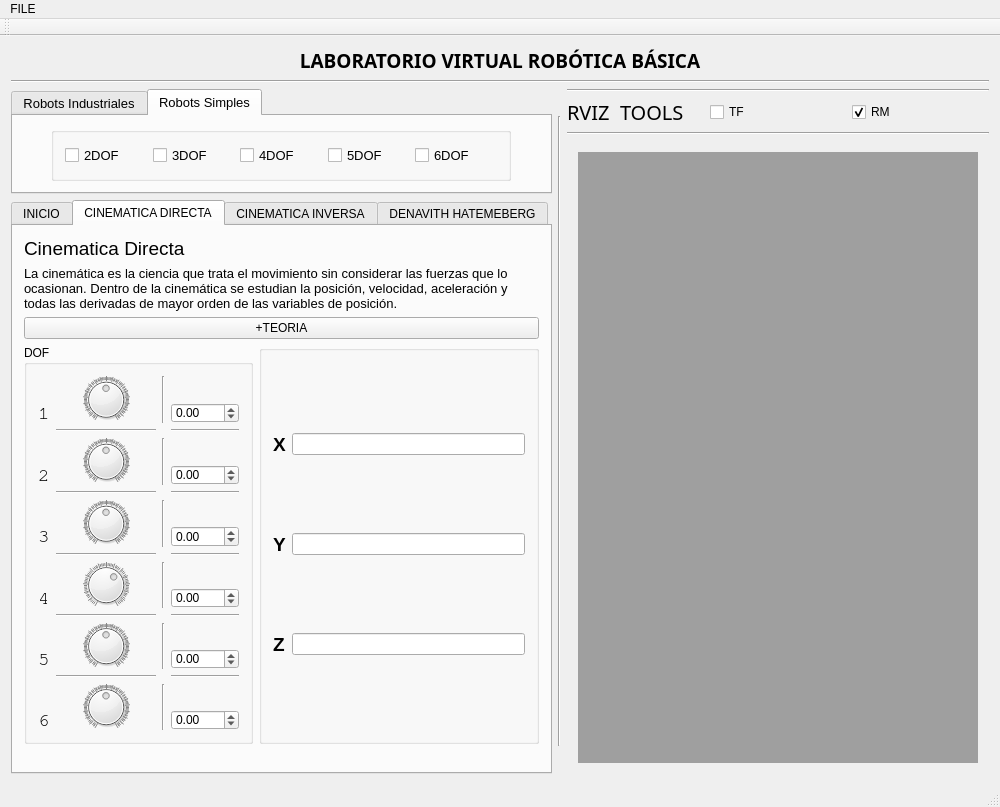
The window that ui/rosgui.ui (myalfred03/rvizglabre) describes before a commit, drawn with Qt 5.
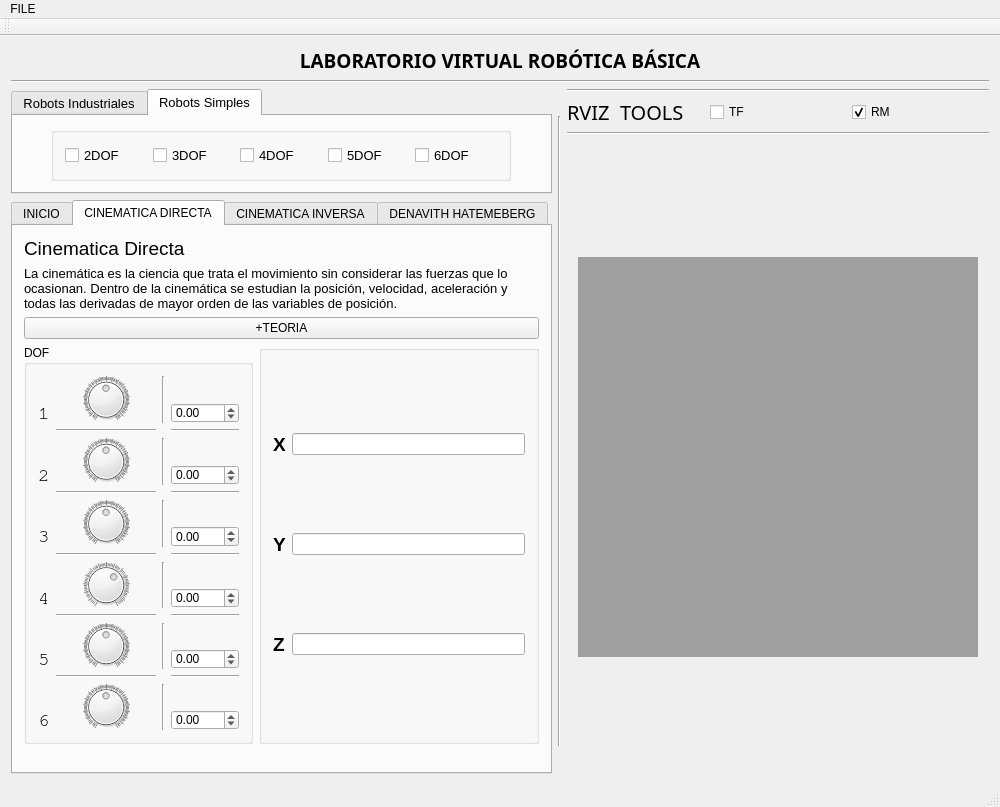
The same window after the commit. Icons and pictures are not drawn.

What changed in the file:
```diff
--- a/ui/rosgui.ui
+++ b/ui/rosgui.ui
@@ -1319,7 +1319,7 @@
              <item row="0" column="0">
               <widget class="QMdiArea" name="mdiArea">
                <property name="sizePolicy">
-                <sizepolicy hsizetype="Preferred" vsizetype="Preferred">
+                <sizepolicy hsizetype="Maximum" vsizetype="Maximum">
                  <horstretch>0</horstretch>
                  <verstretch>0</verstretch>
                 </sizepolicy>
```
Left out of the diff: 4 changed lines with no effect on the pictures.
